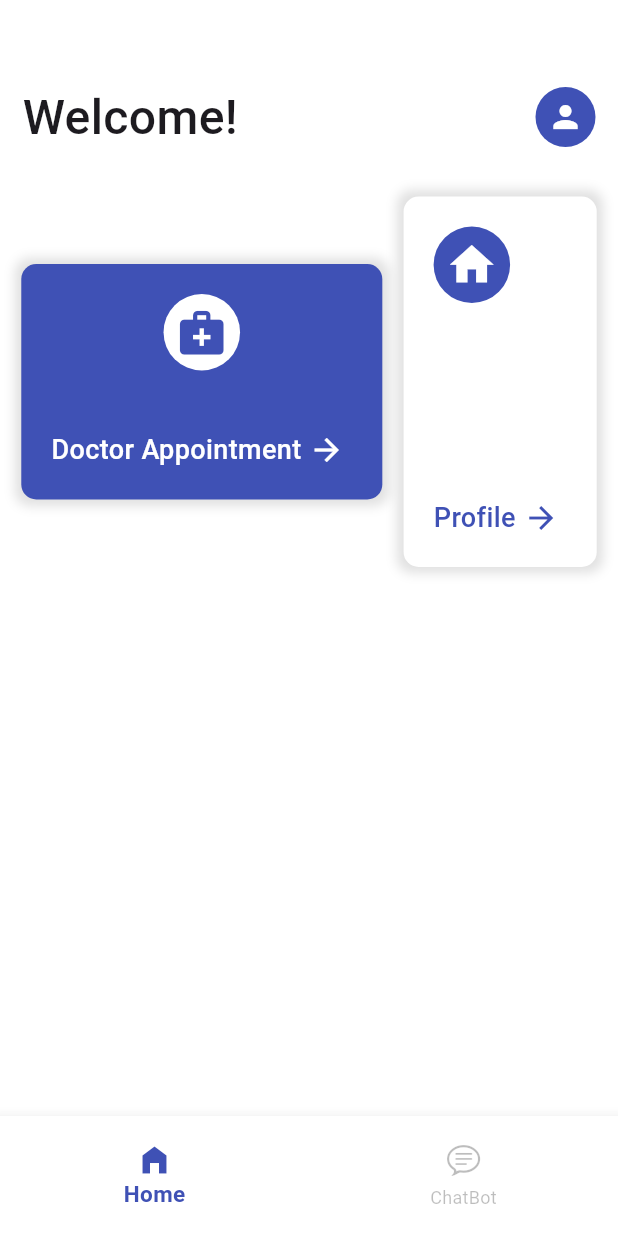
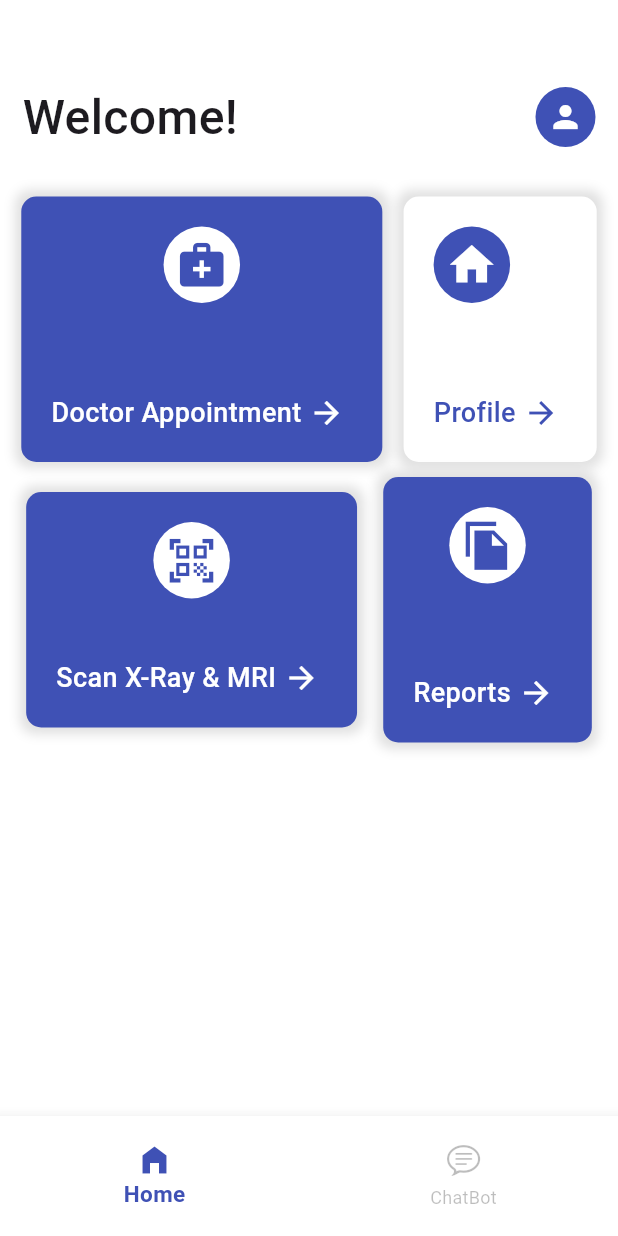
Before and after one commit to ihuzaifa1/MedApp, a Flutter app: the navbar screen opened directly, on a phone screen of 412 x 824 dp. Run offline on Flutter 3.47's test engine with Material 3 defaults, Android fonts, the light colour scheme and no system bars; our stand-ins replace firebase_auth, firebase_core, fluttertoast; accounts and stored records are empty.

Commit message:
MainScreen

```diff
--- a/lib/MainPage.dart
+++ b/lib/MainPage.dart
@@ -62,7 +62,7 @@ class MainPage extends StatelessWidget{
                           size: 35,
                         ),
                       ),
-                      SizedBox(height: 40,),
+                      SizedBox(height: 60,),
                       Row(
                         children: [
                           Text("Doctor Appointment",
@@ -116,7 +116,7 @@ class MainPage extends StatelessWidget{
                           size: 35,
                         ),
                       ),
-                      SizedBox(height: 130,),
+                      SizedBox(height: 60,),
                       Row(
                         children: [
                           Text("Profile",
@@ -142,6 +142,121 @@ class MainPage extends StatelessWidget{
 
             ],
           ),
+          SizedBox(height: 10,),
+          Row(
+            mainAxisAlignment: MainAxisAlignment.spaceEvenly,
+            children: [
+              InkWell(
+                onTap: (){},
+                child: Container(
+                  padding: EdgeInsets.all(20),
+                  decoration: BoxDecoration(
+                      color: Colors.indigo,
+                      borderRadius: BorderRadius.circular(10),
+                      boxShadow: [
+                        BoxShadow(
+                          color: Colors.black12,
+                          blurRadius: 6,
+                          spreadRadius: 4,
+                        )
+                      ]
+                  ),
+                  child: Column(
+                    crossAxisAlignment: CrossAxisAlignment.center,
+                    children: [
+                      Container(
+                        padding: EdgeInsets.all(8),
+                        decoration: BoxDecoration(
+                            color: Colors.white,
+                            shape: BoxShape.circle
+                        ),
+                        child: Icon(
+                          Icons.qr_code_scanner,
+                          color: Colors.indigo,
+                          size: 35,
+                        ),
+                      ),
+                      SizedBox(height: 40,),
+                      Row(
+                        children: [
+                          Text("Scan X-Ray & MRI",
+                            style: TextStyle(
+                              color: Colors.white,
+                              fontSize: 18,
+                              fontWeight: FontWeight.w500,
+                            ),),
+                          Padding(
+                            padding: const EdgeInsets.symmetric(horizontal: 5),
+                            child: Icon(
+                              Icons.arrow_forward,
+                              color: Colors.white,
+                            ),
+                          )
+                        ],
+                      ),
+
+
+                    ],
+                  ),
+                ),
+              ),
+              InkWell(
+                onTap: (){},
+                child: Container(
+                  padding: EdgeInsets.all(20),
+                  decoration: BoxDecoration(
+                      color: Colors.indigo,
+                      borderRadius: BorderRadius.circular(10),
+                      boxShadow: [
+                        BoxShadow(
+                          color: Colors.black12,
+                          blurRadius: 6,
+                          spreadRadius: 4,
+                        )
+                      ]
+                  ),
+                  child: Column(
+                    crossAxisAlignment: CrossAxisAlignment.center,
+                    children: [
+                      Container(
+                        padding: EdgeInsets.all(8),
+                        decoration: BoxDecoration(
+                            color: Colors.white,
+                            shape: BoxShape.circle
+                        ),
+                        child: Icon(
+                          Icons.file_copy_sharp,
+                          color: Colors.indigo,
+                          size: 35,
+                        ),
+                      ),
+                      SizedBox(height: 60,),
+                      Row(
+                        children: [
+                          Text("Reports",
+                            style: TextStyle(
+                              color: Colors.white,
+                              fontSize: 18,
+                              fontWeight: FontWeight.w500,
+                            ),),
+                          Padding(
+                            padding: const EdgeInsets.symmetric(horizontal: 5),
+                            child: Icon(
+                              Icons.arrow_forward,
+                              color: Colors.white,
+                            ),
+                          )
+                        ],
+                      ),
+
+
+                    ],
+                  ),
+                ),
+              ),
+
+            ],
+          )
 
 
         ],
```
